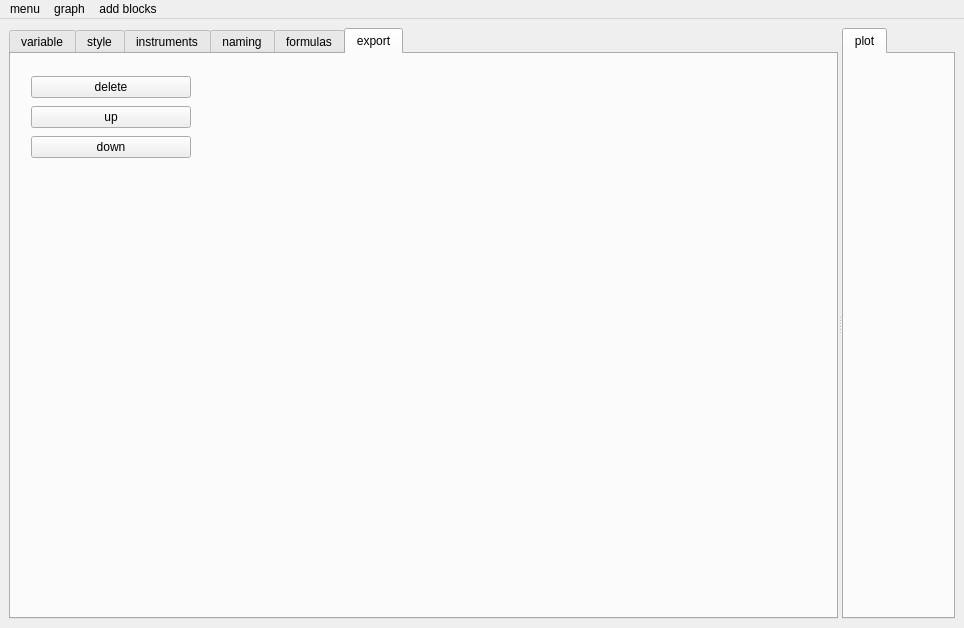
VariPor/laboratory_work_handler, file mainwindow.ui: the form before one commit.
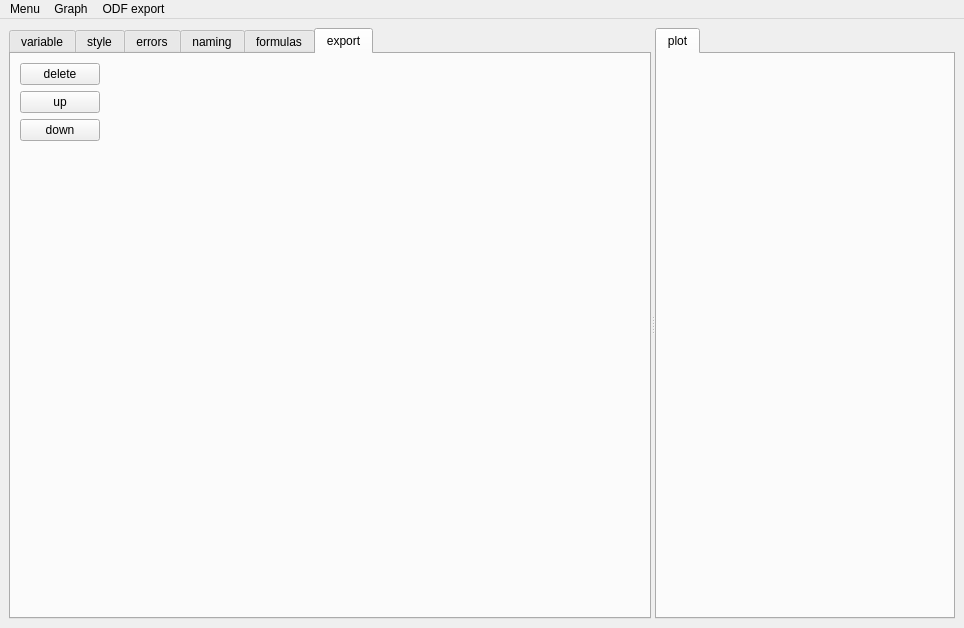
The form after the commit. Custom widgets are drawn as their Qt base class.

```diff
--- a/mainwindow.ui
+++ b/mainwindow.ui
@@ -29,8 +29,8 @@
    <property name="layoutDirection">
     <enum>Qt::LeftToRight</enum>
    </property>
-   <layout class="QGridLayout" name="gridLayout_2">
-    <item row="0" column="0">
+   <layout class="QHBoxLayout" name="horizontalLayout_2">
+    <item>
      <widget class="QSplitter" name="splitter">
       <property name="orientation">
        <enum>Qt::Horizontal</enum>
@@ -98,7 +98,7 @@
        </widget>
        <widget class="QWidget" name="instruments_tab">
         <attribute name="title">
-         <string>instruments</string>
+         <string>errors</string>
         </attribute>
         <layout class="QGridLayout" name="gridLayout_9">
          <item row="0" column="0">
@@ -211,16 +211,12 @@
         <attribute name="title">
          <string>export</string>
         </attribute>
-        <widget class="QWidget" name="verticalLayoutWidget">
-         <property name="geometry">
-          <rect>
-           <x>20</x>
-           <y>20</y>
-           <width>160</width>
-           <height>89</height>
-          </rect>
-         </property>
+        <layout class="QHBoxLayout" name="horizontalLayout">
+         <item>
          <layout class="QVBoxLayout" name="verticalLayout">
+           <property name="sizeConstraint">
+            <enum>QLayout::SetMinimumSize</enum>
+           </property>
           <item>
            <widget class="QPushButton" name="delete_block">
             <property name="text">
@@ -242,19 +238,39 @@
             </property>
            </widget>
           </item>
-         </layout>
-        </widget>
-        <widget class="QWidget" name="verticalLayoutWidget_2">
-         <property name="geometry">
-          <rect>
-           <x>200</x>
-           <y>10</y>
-           <width>591</width>
-           <height>531</height>
-          </rect>
-         </property>
-         <layout class="QVBoxLayout" name="ODFEditor"/>
-        </widget>
+           <item>
+            <spacer name="verticalSpacer">
+             <property name="orientation">
+              <enum>Qt::Vertical</enum>
+             </property>
+             <property name="sizeHint" stdset="0">
+              <size>
+               <width>20</width>
+               <height>40</height>
+              </size>
+             </property>
+            </spacer>
+           </item>
+          </layout>
+         </item>
+         <item>
+          <layout class="QVBoxLayout" name="ODFEditor">
+           <item>
+            <spacer name="horizontalSpacer_2">
+             <property name="orientation">
+              <enum>Qt::Horizontal</enum>
+             </property>
+             <property name="sizeHint" stdset="0">
+              <size>
+               <width>40</width>
+               <height>20</height>
+              </size>
+             </property>
+            </spacer>
+           </item>
+          </layout>
+         </item>
+        </layout>
        </widget>
       </widget>
       <widget class="QTabWidget" name="tabWidget_1">
@@ -267,6 +283,12 @@
          <verstretch>0</verstretch>
         </sizepolicy>
        </property>
+       <property name="minimumSize">
+        <size>
+         <width>300</width>
+         <height>0</height>
+        </size>
+       </property>
        <property name="autoFillBackground">
         <bool>false</bool>
        </property>
@@ -297,12 +319,12 @@
      <x>0</x>
      <y>0</y>
      <width>964</width>
-     <height>22</height>
+     <height>25</height>
     </rect>
    </property>
    <widget class="QMenu" name="menuMenu">
     <property name="title">
-     <string>menu</string>
+     <string>Menu</string>
     </property>
     <addaction name="actionOpenAs"/>
     <addaction name="actionSave"/>
@@ -312,14 +334,14 @@
    </widget>
    <widget class="QMenu" name="menuGraph">
     <property name="title">
-     <string>graph</string>
+     <string>Graph</string>
     </property>
     <addaction name="actionReplot"/>
     <addaction name="actionOptions"/>
    </widget>
    <widget class="QMenu" name="menuadd_blocks">
     <property name="title">
-     <string>add blocks</string>
+     <string>ODF export</string>
     </property>
     <addaction name="actiontext_block"/>
     <addaction name="actiontable_block"/>
```
Left out of the diff: 75 changed lines with no effect on the pictures. Lines whose indentation alone changed are shown as unchanged.
